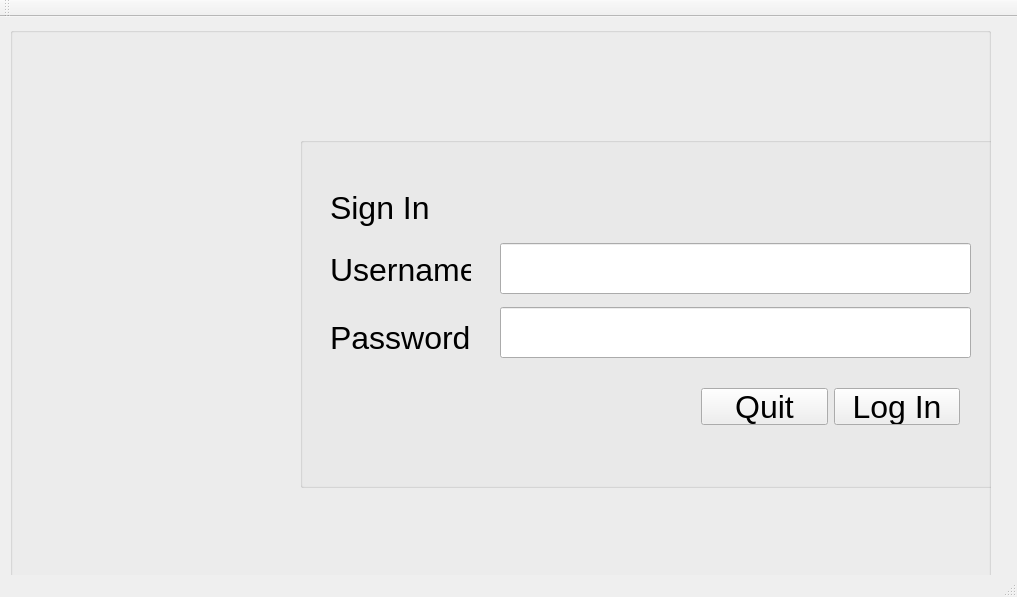
This is QtApplication/16Cycles/mainwindow.ui in Slavyana-c/16-Cycles as Qt 5 draws it before an edit. The edited form follows.
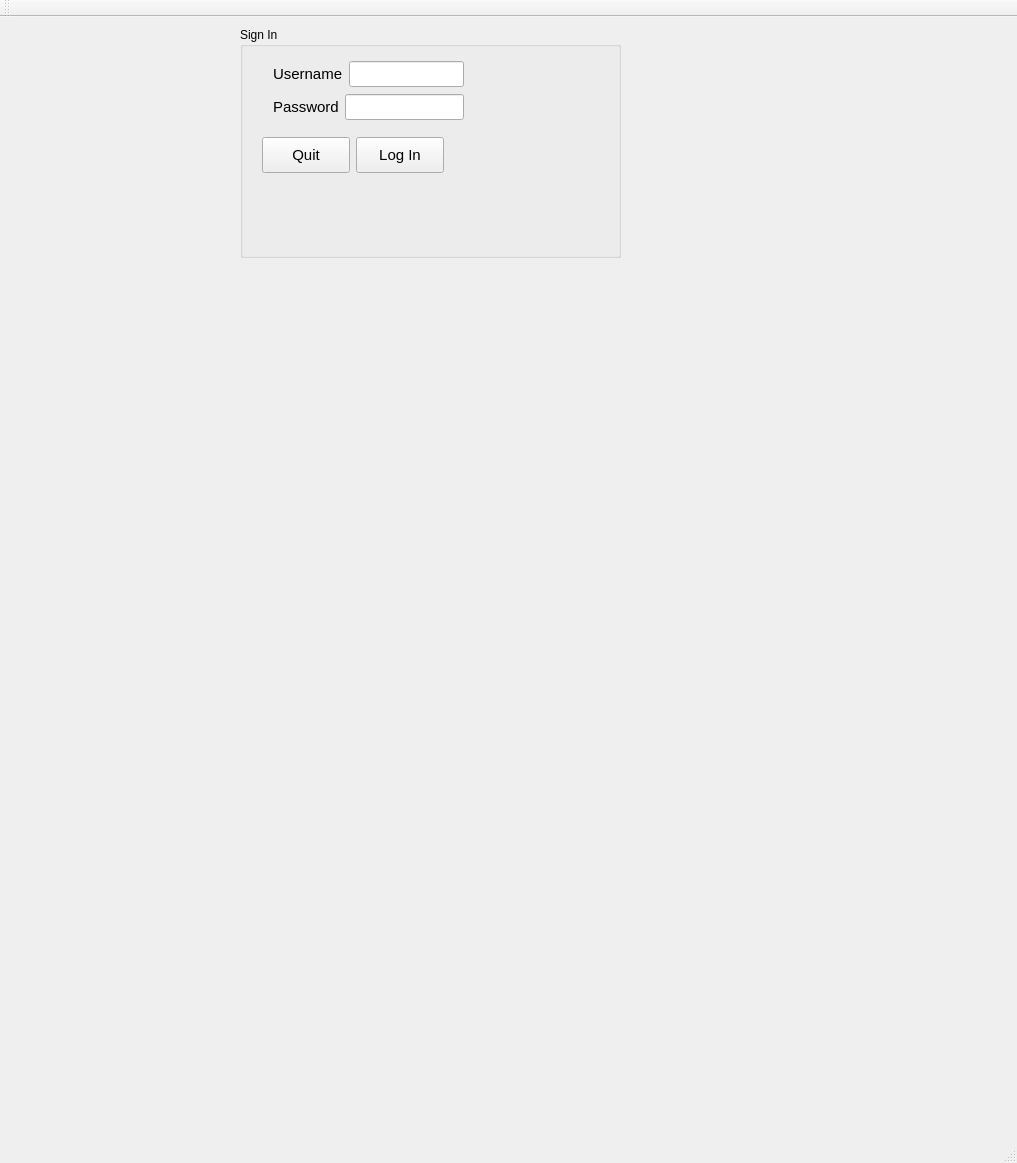
This is the edited form.

Patch:
```diff
--- a/QtApplication/16Cycles/mainwindow.ui
+++ b/QtApplication/16Cycles/mainwindow.ui
@@ -7,49 +7,91 @@
     <x>0</x>
     <y>0</y>
     <width>1017</width>
-    <height>597</height>
+    <height>1163</height>
    </rect>
   </property>
   <property name="windowTitle">
    <string>MainWindow</string>
   </property>
   <widget class="QWidget" name="centralWidget">
-   <widget class="QGroupBox" name="home">
+   <widget class="QLabel" name="logo">
     <property name="geometry">
      <rect>
       <x>10</x>
       <y>10</y>
-      <width>981</width>
-      <height>561</height>
+      <width>201</width>
+      <height>231</height>
      </rect>
     </property>
-    <property name="title">
+    <property name="text">
      <string/>
     </property>
-    <widget class="QGroupBox" name="singIn">
+   </widget>
+   <widget class="QGroupBox" name="groupBox">
      <property name="geometry">
       <rect>
-       <x>290</x>
-       <y>110</y>
-       <width>701</width>
-       <height>351</height>
+      <x>240</x>
+      <y>10</y>
+      <width>381</width>
+      <height>231</height>
       </rect>
      </property>
      <property name="title">
-      <string/>
-     </property>
+     <string>Sign In</string>
+    </property>
+    <widget class="QPushButton" name="quitButton">
+     <property name="geometry">
+      <rect>
+       <x>22</x>
+       <y>110</y>
+       <width>88</width>
+       <height>36</height>
+      </rect>
+     </property>
+     <property name="font">
+      <font>
+       <pointsize>11</pointsize>
+      </font>
+     </property>
+     <property name="text">
+      <string>Quit</string>
+     </property>
+    </widget>
+    <widget class="QPushButton" name="signInButton">
+     <property name="geometry">
+      <rect>
+       <x>116</x>
+       <y>110</y>
+       <width>88</width>
+       <height>36</height>
+      </rect>
+     </property>
+     <property name="font">
+      <font>
+       <pointsize>11</pointsize>
+      </font>
+     </property>
+     <property name="text">
+      <string>Log In</string>
+     </property>
+    </widget>
+    <widget class="QWidget" name="">
+     <property name="geometry">
+      <rect>
+       <x>22</x>
+       <y>22</y>
+       <width>213</width>
+       <height>84</height>
+      </rect>
+     </property>
+     <layout class="QVBoxLayout" name="verticalLayout">
+      <item>
+       <layout class="QHBoxLayout" name="horizontalLayout">
+        <item>
      <widget class="QLabel" name="usernameLabel">
-      <property name="geometry">
-       <rect>
-        <x>30</x>
-        <y>112</y>
-        <width>141</width>
-        <height>41</height>
-       </rect>
-      </property>
       <property name="font">
        <font>
-        <pointsize>24</pointsize>
+            <pointsize>11</pointsize>
        </font>
       </property>
       <property name="text">
@@ -62,124 +104,47 @@
        <bool>false</bool>
       </property>
      </widget>
+        </item>
+        <item>
+         <widget class="QLineEdit" name="usernameLineEdit">
+          <property name="font">
+           <font>
+            <pointsize>11</pointsize>
+           </font>
+          </property>
+         </widget>
+        </item>
+       </layout>
+      </item>
+      <item>
+       <layout class="QHBoxLayout" name="horizontalLayout_2">
+        <item>
      <widget class="QLabel" name="passwordLabel">
-      <property name="geometry">
-       <rect>
-        <x>30</x>
-        <y>180</y>
-        <width>141</width>
-        <height>41</height>
-       </rect>
-      </property>
       <property name="font">
        <font>
-        <pointsize>24</pointsize>
+            <pointsize>11</pointsize>
        </font>
       </property>
       <property name="text">
        <string>Password</string>
       </property>
      </widget>
+        </item>
+        <item>
      <widget class="QLineEdit" name="passwordLineEdit">
-      <property name="geometry">
-       <rect>
-        <x>200</x>
-        <y>170</y>
-        <width>471</width>
-        <height>51</height>
-       </rect>
-      </property>
       <property name="font">
        <font>
-        <pointsize>24</pointsize>
+            <pointsize>11</pointsize>
        </font>
       </property>
       <property name="echoMode">
        <enum>QLineEdit::Password</enum>
       </property>
      </widget>
-     <widget class="QLabel" name="label">
-      <property name="geometry">
-       <rect>
-        <x>30</x>
-        <y>50</y>
-        <width>121</width>
-        <height>41</height>
-       </rect>
-      </property>
-      <property name="font">
-       <font>
-        <pointsize>24</pointsize>
-       </font>
-      </property>
-      <property name="text">
-       <string>Sign In</string>
-      </property>
-     </widget>
-     <widget class="QWidget" name="layoutWidget">
-      <property name="geometry">
-       <rect>
-        <x>390</x>
-        <y>240</y>
-        <width>281</width>
-        <height>59</height>
-       </rect>
-      </property>
-      <layout class="QHBoxLayout" name="horizontalLayout_3">
-       <item>
-        <widget class="QPushButton" name="quitButton">
-         <property name="font">
-          <font>
-           <pointsize>24</pointsize>
-          </font>
-         </property>
-         <property name="text">
-          <string>Quit</string>
-         </property>
-        </widget>
-       </item>
-       <item>
-        <widget class="QPushButton" name="signInButton">
-         <property name="font">
-          <font>
-           <pointsize>24</pointsize>
-          </font>
-         </property>
-         <property name="text">
-          <string>Log In</string>
-         </property>
-        </widget>
-       </item>
-      </layout>
-     </widget>
-     <widget class="QLineEdit" name="usernameLineEdit">
-      <property name="geometry">
-       <rect>
-        <x>200</x>
-        <y>106</y>
-        <width>471</width>
-        <height>51</height>
-       </rect>
-      </property>
-      <property name="font">
-       <font>
-        <pointsize>24</pointsize>
-       </font>
-      </property>
-     </widget>
-    </widget>
-    <widget class="QLabel" name="logo">
-     <property name="geometry">
-      <rect>
-       <x>20</x>
-       <y>160</y>
-       <width>201</width>
-       <height>231</height>
-      </rect>
-     </property>
-     <property name="text">
-      <string/>
-     </property>
+        </item>
+       </layout>
+      </item>
+     </layout>
     </widget>
    </widget>
   </widget>
```
Lines whose indentation alone changed are shown as unchanged.
